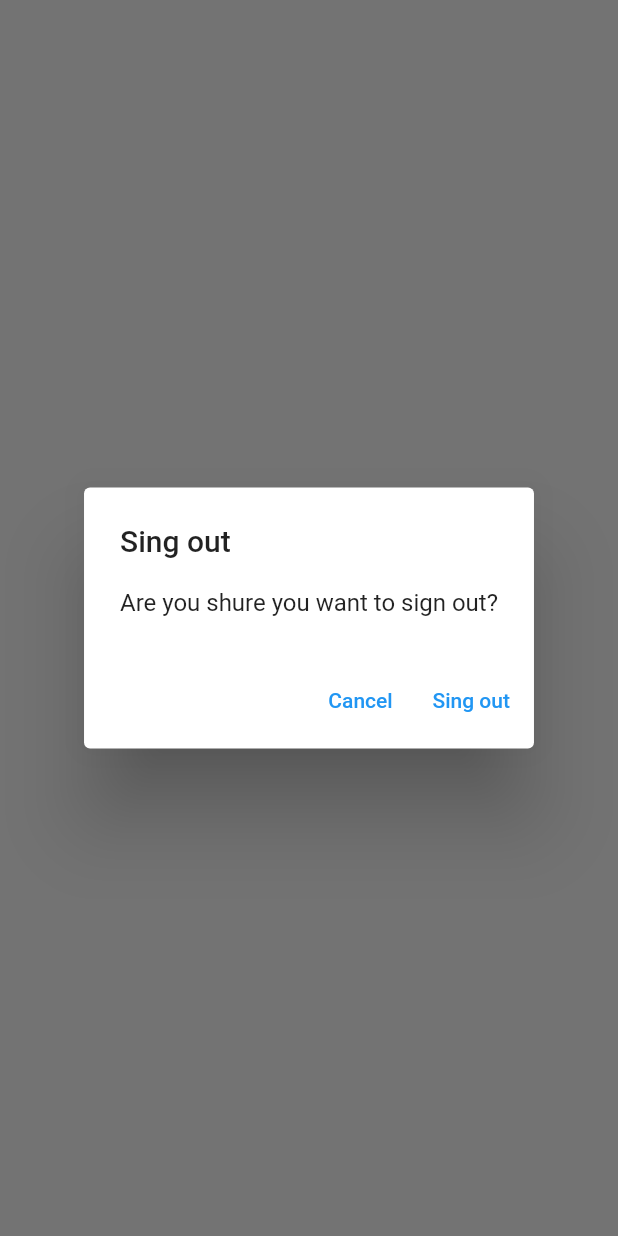
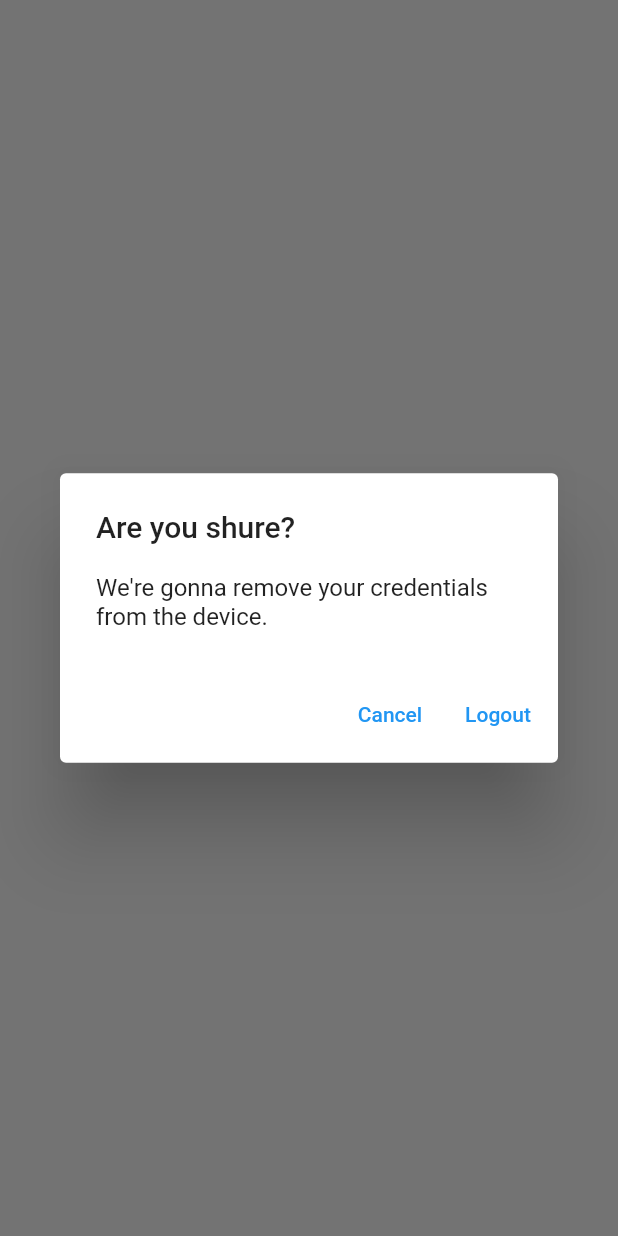
Before and after one commit to blandygbc/mynotes, a Flutter app: what showLogOutDialog() shows on an empty page, opened directly, on a phone screen of 412 x 824 dp. Run offline on Flutter 3.47's test engine with Material 2 defaults, Android fonts, the phone set to English and light mode, and no system bars; our stand-ins replace firebase_auth, firebase_core, sqflite; accounts and stored records are empty; generated files the repository leaves out were written again; network calls fail.

Commit message:
Finished chapter 33

```diff
--- /dev/null
+++ b/lib/utils/dialogs/generic_dialog.dart
@@ -0,0 +1,33 @@
+import 'package:flutter/material.dart';
+
+typedef DialogOptionBuilder<T> = Map<String, T?> Function();
+
+Future<T?> showGenericDialog<T>({
+  required BuildContext context,
+  required String title,
+  required String content,
+  required DialogOptionBuilder optionsBuilder,
+}) {
+  final options = optionsBuilder();
+  return showDialog<T>(
+    context: context,
+    builder: (context) {
+      return AlertDialog(
+        title: Text(title),
+        content: Text(content),
+        actions: options.keys.map((optionTitle) {
+          final value = options[optionTitle];
+          return TextButton(
+              onPressed: () {
+                if (value != null) {
+                  Navigator.of(context).pop(value);
+                } else {
+                  Navigator.of(context).pop();
+                }
+              },
+              child: Text(optionTitle));
+        }).toList(),
+      );
+    },
+  );
+}
--- /dev/null
+++ b/lib/utils/dialogs/logout_dialog.dart
@@ -0,0 +1,14 @@
+import 'package:flutter/material.dart';
+import 'package:mynotes/utils/dialogs/generic_dialog.dart';
+
+Future<bool> showLogOutDialog(BuildContext context) {
+  return showGenericDialog<bool>(
+    context: context,
+    title: 'Are you shure?',
+    content: 'We\'re gonna remove your credentials from the device.',
+    optionsBuilder: () => {
+      'Cancel': false,
+      'Logout': true,
+    },
+  ).then((value) => value ?? false);
+}
--- a/lib/view/auth/login_view.dart
+++ b/lib/view/auth/login_view.dart
@@ -4,7 +4,7 @@ import 'package:flutter/material.dart';
 import 'package:mynotes/config/routes.dart';
 import 'package:mynotes/services/auth/auth_exceptions.dart';
 import 'package:mynotes/services/auth/auth_service.dart';
-import 'package:mynotes/utils/exceptions_handlers/show_error_dialog.dart';
+import 'package:mynotes/utils/dialogs/error_dialog.dart';
 import 'package:mynotes/view/notes/notes_view.dart';
 import 'package:mynotes/view/auth/register_view.dart';
 import 'package:mynotes/view/auth/verify_email_view.dart';
--- a/lib/view/auth/register_view.dart
+++ b/lib/view/auth/register_view.dart
@@ -4,7 +4,7 @@ import 'package:flutter/material.dart';
 import 'package:mynotes/config/routes.dart';
 import 'package:mynotes/services/auth/auth_exceptions.dart';
 import 'package:mynotes/services/auth/auth_service.dart';
-import 'package:mynotes/utils/exceptions_handlers/show_error_dialog.dart';
+import 'package:mynotes/utils/dialogs/error_dialog.dart';
 import 'package:mynotes/view/auth/login_view.dart';
 import 'package:mynotes/view/auth/verify_email_view.dart';
 
--- a/lib/view/notes/notes_view.dart
+++ b/lib/view/notes/notes_view.dart
@@ -4,8 +4,10 @@ import 'package:mynotes/config/routes.dart';
 import 'package:mynotes/enums/menu_action.dart';
 import 'package:mynotes/services/auth/auth_service.dart';
 import 'package:mynotes/services/crud/notes_service.dart';
+import 'package:mynotes/utils/dialogs/logout_dialog.dart';
 import 'package:mynotes/view/auth/login_view.dart';
 import 'package:mynotes/view/notes/new_notes_view.dart';
+import 'package:mynotes/view/notes/notes_list_view.dart';
 
 class NotesView extends StatefulWidget {
   static String routeName = '/NotesView';
@@ -75,18 +77,10 @@ class _NotesViewState extends State<NotesView> {
                       case ConnectionState.active:
                         if (snapshot.hasData) {
                           final allNotes = snapshot.data as List<DatabaseNote>;
-                          return ListView.builder(
-                            itemCount: allNotes.length,
-                            itemBuilder: (context, index) {
-                              final note = allNotes[index];
-                              return ListTile(
-                                title: Text(
-                                  note.text,
-                                  maxLines: 1,
-                                  softWrap: true,
-                                  overflow: TextOverflow.ellipsis,
-                                ),
-                              );
+                          return NotesListView(
+                            notes: allNotes,
+                            onDeleteNote: (DatabaseNote note) async {
+                              await _notesService.deleteNote(id: note.id);
                             },
                           );
                         } else {
@@ -104,27 +98,3 @@ class _NotesViewState extends State<NotesView> {
     );
   }
 }
-
-Future<bool> showLogOutDialog(BuildContext context) {
-  return showDialog<bool>(
-      context: context,
-      builder: (dialogContex) {
-        return AlertDialog(
-            title: const Text('Sing out'),
-            content: const Text('Are you shure you want to sign out?'),
-            actions: [
-              TextButton(
-                onPressed: () {
-                  Navigator.of(context).pop(false);
-                },
-                child: const Text('Cancel'),
-              ),
-              TextButton(
-                onPressed: () {
-                  Navigator.of(context).pop(true);
-                },
-                child: const Text('Sing out'),
-              ),
-            ]);
-      }).then((value) => value ?? false);
-}
```
Also changed, not shown: lib/utils/dialogs/delete_dialog.dart (added, +14 -0 lines), lib/utils/dialogs/error_dialog.dart (added, +16 -0 lines), lib/utils/exceptions_handlers/show_error_dialog.dart (deleted, +0 -24 lines), lib/view/notes/notes_list_view.dart (added, +41 -0 lines).
